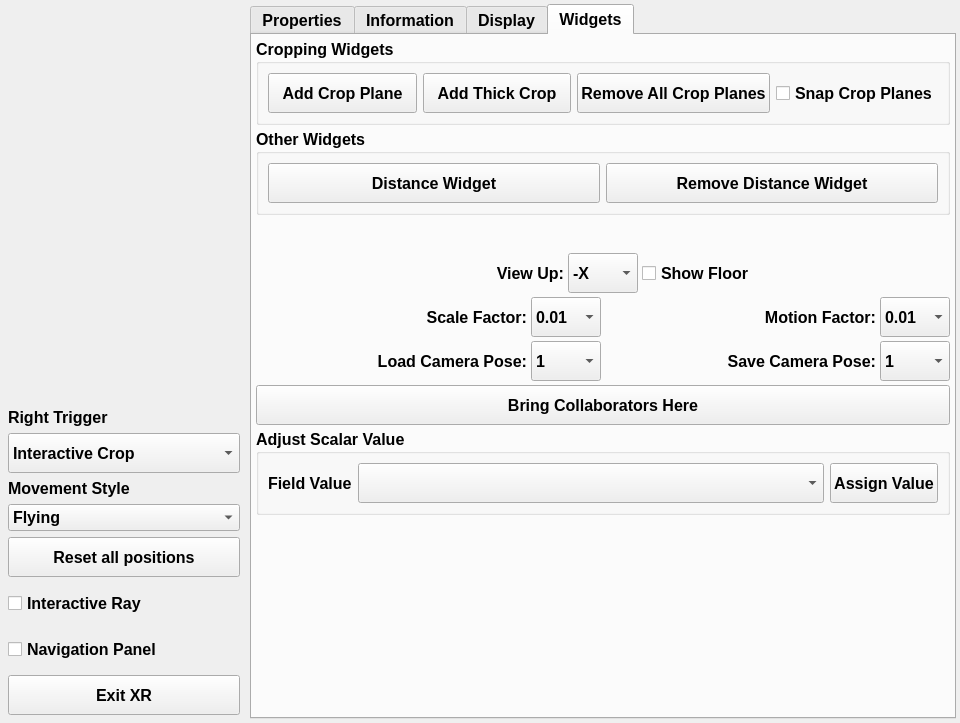
First picture: the form in Plugins/XRInterface/Plugin/pqXRInterfaceControls.ui, repository Kitware/ParaView, before the edit.
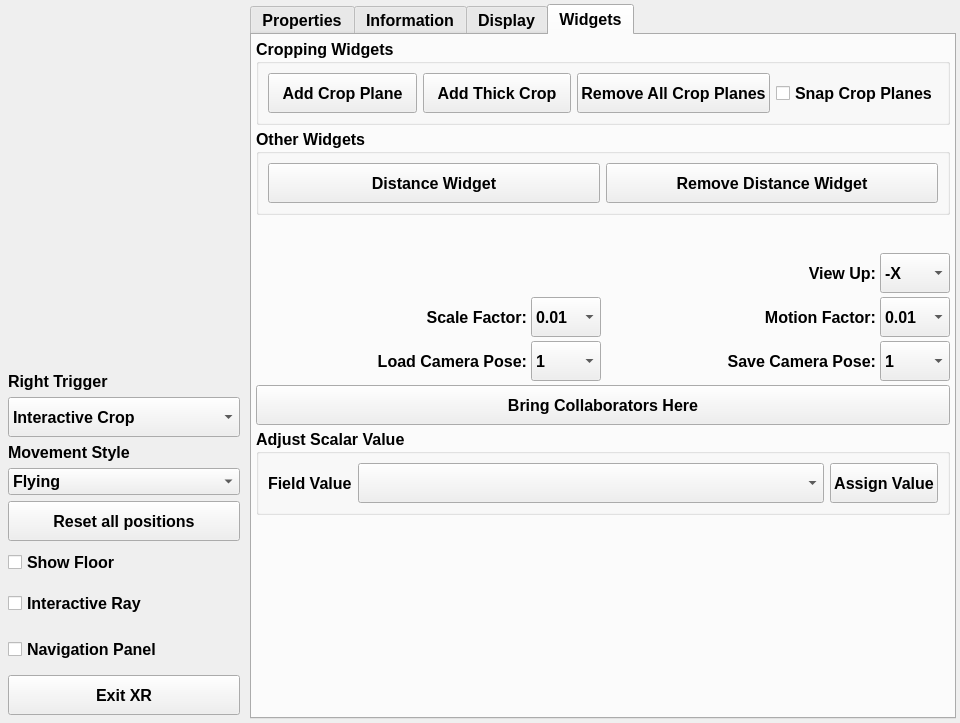
Second picture: the form after the edit. Custom widgets are drawn as their Qt base class.

Commit message:
XRInterface: Fix initial values between successive XR views
Some properties in the XR menu would not reset upon quitting and relaunching
an XR session, despite the actual values being reset.
Additionally, the property "Show Floor" is now activated by default.

The edit to the form file:
```diff
--- a/Plugins/XRInterface/Plugin/pqXRInterfaceControls.ui
+++ b/Plugins/XRInterface/Plugin/pqXRInterfaceControls.ui
@@ -75,7 +75,7 @@
         <property name="minimumSize">
          <size>
           <width>0</width>
-          <height>360</height>
+          <height>250</height>
          </size>
         </property>
         <property name="contextMenuPolicy">
@@ -178,6 +178,19 @@
         </property>
        </widget>
       </item>
+      <item>
+       <widget class="QCheckBox" name="showFloorCheckbox">
+        <property name="minimumSize">
+         <size>
+          <width>0</width>
+          <height>30</height>
+         </size>
+        </property>
+        <property name="text">
+         <string>Show Floor</string>
+        </property>
+       </widget>
+      </item>
       <item>
        <widget class="QCheckBox" name="interactiveRay">
         <property name="minimumSize">
@@ -574,27 +587,6 @@
            </item>
           </widget>
          </item>
-         <item>
-          <widget class="QCheckBox" name="showFloorCheckbox">
-           <property name="minimumSize">
-            <size>
-             <width>0</width>
-             <height>40</height>
-            </size>
-           </property>
-           <property name="font">
-            <font>
-             <family>Arial</family>
-             <pointsize>12</pointsize>
-             <weight>75</weight>
-             <bold>true</bold>
-            </font>
-           </property>
-           <property name="text">
-            <string>Show Floor</string>
-           </property>
-          </widget>
-         </item>
         </layout>
        </item>
        <item>
```
Left out of the diff: 9 changed lines with no effect on the pictures. The commit also changes 4 other files.
